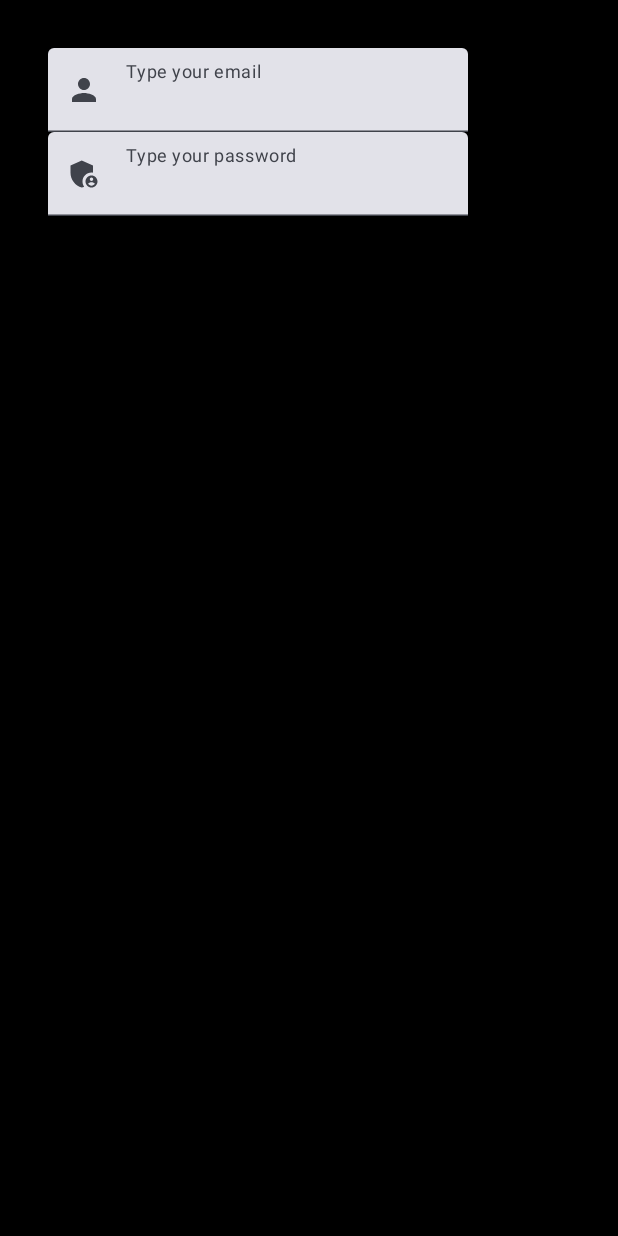
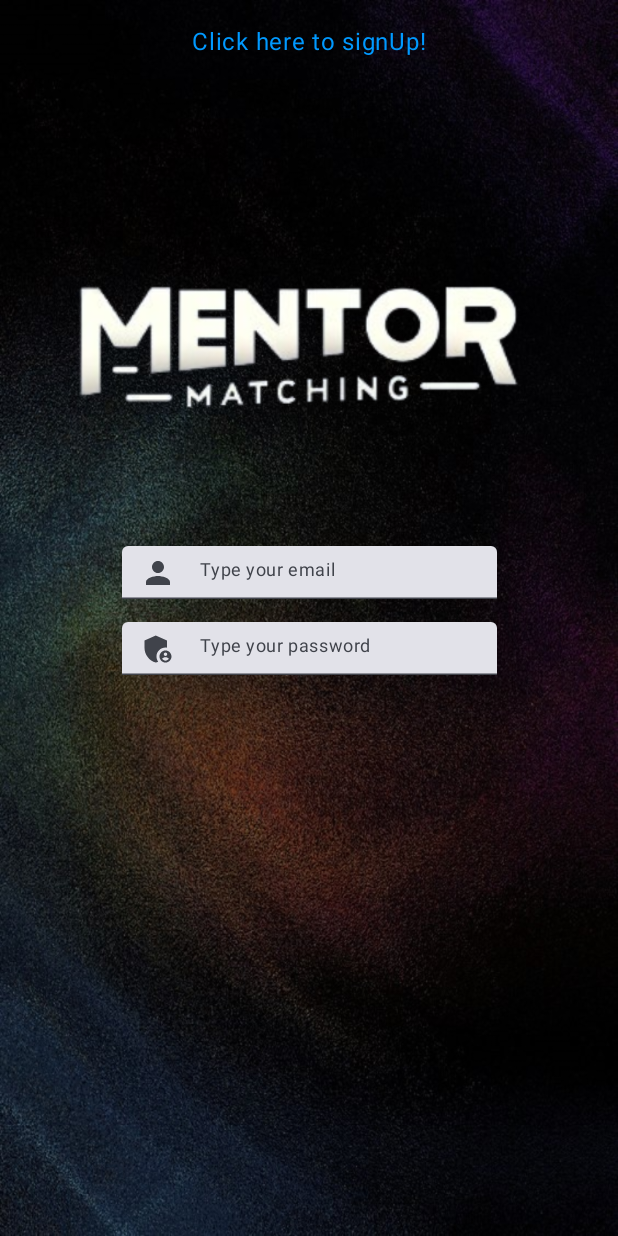
Before and after one commit to Emersonl33/MentorMatching, an Android app built with Jetpack Compose: the screen it shows after launch (MainActivity), on a phone screen of 412 x 824 dp. Run offline under Robolectric (Android 15) with nearby library versions, the phone set to English and light mode, and no system bars.

Commit message:
2screens1.0

```diff
--- a/app/build.gradle.kts
+++ b/app/build.gradle.kts
@@ -58,7 +58,8 @@ dependencies {
     implementation(libs.androidx.ui)
     implementation(libs.androidx.ui.graphics)
     implementation(libs.androidx.ui.tooling.preview)
-    implementation(libs.androidx.material3)
+    implementation(libs.androidx.navigation.compose)
+    implementation(libs.androidx.material3.android)
     testImplementation(libs.junit)
     androidTestImplementation(libs.androidx.junit)
     androidTestImplementation(libs.androidx.espresso.core)
--- a/app/src/main/java/com/example/mentormatching/MainActivity.kt
+++ b/app/src/main/java/com/example/mentormatching/MainActivity.kt
@@ -1,21 +1,18 @@
 package com.example.mentormatching
-
+import HomePageScreen
 import android.os.Bundle
 import androidx.activity.ComponentActivity
 import androidx.activity.compose.setContent
-import androidx.compose.foundation.layout.Column
 import androidx.compose.foundation.layout.fillMaxSize
-import androidx.compose.foundation.layout.padding
-import androidx.compose.material3.Icon
+import androidx.compose.material3.MaterialTheme
 import androidx.compose.material3.Surface
-import androidx.compose.material3.Text
-import androidx.compose.material3.TextField
 import androidx.compose.runtime.Composable
 import androidx.compose.ui.Modifier
-import androidx.compose.ui.graphics.Color
-import androidx.compose.ui.res.painterResource
 import androidx.compose.ui.tooling.preview.Preview
-import androidx.compose.ui.unit.dp
+import androidx.navigation.compose.NavHost
+import androidx.navigation.compose.composable
+import androidx.navigation.compose.rememberNavController
+import com.example.mentormatching.screens.SignUpScreen
 import com.example.mentormatching.ui.theme.MentorMatchingTheme
 
 class MainActivity : ComponentActivity() {
@@ -23,55 +20,25 @@ class MainActivity : ComponentActivity() {
         super.onCreate(savedInstanceState)
         setContent {
             MentorMatchingTheme {
-                // A surface container using the 'background' color from the theme
                 Surface(
                     modifier = Modifier.fillMaxSize(),
-                    color = Color.Black
+                    color = MaterialTheme.colorScheme.background
                 ) {
-                    BasicsComponents()
+                    val navController = rememberNavController()
+                    NavHost(
+                        navController = navController,
+                        startDestination = "login"
+                    ) {
+                        composable(route = "login") {
+                            HomePageScreen(navController)
                         }
-
+                        composable(route = "signUp") {
+                            SignUpScreen(navController)
                         }
                     }
-
                 }
-
             }
-    @Composable
-    fun BasicsComponents() {
-        Column(modifier = Modifier.padding(32.dp))
-        {
-            TextField(
-                value = " ", //Usado para Mostrar o texto dentro da cx
-                onValueChange = { }, // Assim que o valor muda a ação é disparada
-                label = {
-                    Text(text = ("Type your email"))
-                },
-                placeholder = {
-                    Text(text = "Login")
-                },
-                leadingIcon = {
-                    Icon(painter = painterResource(id = R.drawable.person_24),
-                        contentDescription = "Ícone de login") //necessário para configurações de acessibilidade
         }
-
-            )
-
-            TextField(
-                value = " ",
-                onValueChange = { },
-                label = {
-                    Text(text = ("Type your password"))
-                },
-                placeholder = {
-                    Text(text = "Password")
-                },
-                leadingIcon = {
-                    Icon(painterResource(id = R.drawable.baseline_admin_panel_settings_24),
-                        contentDescription = "Ícone de password")
-                }
-
-            )
     }
 }
 
@@ -79,6 +46,6 @@ class MainActivity : ComponentActivity() {
         @Composable
         fun GreetingPreview() {
             MentorMatchingTheme {
-            BasicsComponents()
+                HomePageScreen(navController = rememberNavController())
             }
         }
--- /dev/null
+++ b/app/src/main/java/com/example/mentormatching/screens/HomePageScreen.kt
@@ -0,0 +1,132 @@
+
+import androidx.compose.foundation.Image
+import androidx.compose.foundation.clickable
+import androidx.compose.foundation.layout.Arrangement
+import androidx.compose.foundation.layout.Box
+import androidx.compose.foundation.layout.Column
+import androidx.compose.foundation.layout.Spacer
+import androidx.compose.foundation.layout.fillMaxSize
+import androidx.compose.foundation.layout.fillMaxWidth
+import androidx.compose.foundation.layout.height
+import androidx.compose.foundation.layout.padding
+import androidx.compose.foundation.layout.width
+import androidx.compose.material3.Icon
+import androidx.compose.material3.Text
+import androidx.compose.material3.TextField
+import androidx.compose.runtime.Composable
+import androidx.compose.ui.Alignment
+import androidx.compose.ui.Modifier
+import androidx.compose.ui.graphics.Color
+import androidx.compose.ui.layout.ContentScale
+import androidx.compose.ui.res.painterResource
+import androidx.compose.ui.unit.dp
+import androidx.navigation.NavController
+import com.example.mentormatching.R
+
+
+@Composable
+    fun HomePageScreen(navController: NavController) {
+        val imagePainter = painterResource(R.drawable.backgroundmain1)
+        Box(
+            modifier = Modifier.fillMaxSize()
+
+        ) {
+
+            Image(
+                painter = imagePainter,
+                contentDescription = null,
+                modifier = Modifier.fillMaxSize(),
+                contentScale = ContentScale.FillBounds,
+                alignment = Alignment.BottomCenter
+            )
+
+            Column(
+            ) {
+
+                // header
+                Column(
+                    horizontalAlignment = Alignment.CenterHorizontally,
+                    modifier = Modifier
+                        .fillMaxWidth()
+                        .height(450.dp)
+
+                ) {
+                    Image(
+                        painter = painterResource(id = R.drawable.logo),
+                        contentDescription = null,
+                        modifier = Modifier.fillMaxSize()
+                    )
+                }
+            }
+            // Formulário
+            Column(
+                verticalArrangement = Arrangement.Bottom,
+                horizontalAlignment = Alignment.CenterHorizontally,
+                modifier = Modifier
+                    .fillMaxWidth()
+                    .height(450.dp)
+            )
+            {
+
+                TextField(
+                    modifier = Modifier
+                        .width(250.dp)
+                        .height(35.dp),
+
+                    value = " ", //Usado para Mostrar o texto dentro da cx
+                    onValueChange = { }, // Assim que o valor muda a ação é disparada
+                    label = {
+                        Text(text = ("Type your email"))
+                    },
+                    placeholder = {
+                        Text(text = "Login")
+                    },
+                    leadingIcon = {
+                        Icon(
+                            painter = painterResource(id = R.drawable.person_24),
+                            contentDescription = "Ícone de login"
+                        ) //necessário para configurações de acessibilidade
+                    }
+
+                )
+                Spacer(modifier = Modifier.height(15.dp))
+
+                TextField(
+                    modifier = Modifier
+                        .width(250.dp)
+                        .height(35.dp),
+                    value = " ",
+                    onValueChange = { },
+                    label = {
+                        Text(text = ("Type your password"))
+                    },
+                    placeholder = {
+                        Text(text = "Password")
+                    },
+                    leadingIcon = {
+                        Icon(
+                            painterResource(id = R.drawable.baseline_admin_panel_settings_24),
+                            contentDescription = "Ícone de password"
+                        )
+                    }
+
+                )
+            }
+            //SignUp
+            Column(
+                modifier = Modifier
+                    .fillMaxSize()
+                    .padding(vertical = 16.dp),
+                horizontalAlignment = Alignment.CenterHorizontally
+            ) {
+                Text(
+                    text = "Click here to signUp!",
+                    color = Color(0xFF0099FF),
+                    modifier = Modifier.clickable {
+                        navController.navigate("signUp")
+                    }
+                )
+            }
+
+        }
+    }
--- /dev/null
+++ b/app/src/main/java/com/example/mentormatching/screens/SignUpScreen.kt
@@ -0,0 +1,39 @@
+package com.example.mentormatching.screens
+
+import androidx.compose.foundation.Image
+import androidx.compose.foundation.layout.Box
+import androidx.compose.foundation.layout.Column
+import androidx.compose.foundation.layout.fillMaxSize
+import androidx.compose.material3.Text
+import androidx.compose.runtime.Composable
+import androidx.compose.ui.Modifier
+import androidx.compose.ui.graphics.Color
+import androidx.compose.ui.res.painterResource
+import androidx.compose.ui.text.font.FontWeight
+import androidx.compose.ui.unit.sp
+import androidx.navigation.NavController
+import com.example.mentormatching.R
+
+@Composable
+    fun SignUpScreen(navController: NavController) {
+    Box(
+        modifier = Modifier
+            .fillMaxSize(),
+    ) {
+        Image(
+            painter = painterResource(id = R.drawable.backgroundmain),
+            contentDescription = null
+        )
+        Column(
+            modifier = Modifier.fillMaxSize()
+        )
+        {
+            Text(
+                text = "LOGIN",
+                fontSize = 24.sp,
+                fontWeight = FontWeight.Bold,
+                color = Color.White
+            )
+        }
+    }
+}
--- a/gradle/libs.versions.toml
+++ b/gradle/libs.versions.toml
@@ -8,6 +8,8 @@ espressoCore = "3.5.1"
 lifecycleRuntimeKtx = "2.7.0"
 activityCompose = "1.8.2"
 composeBom = "2023.08.00"
+navigationCompose = "2.7.7"
+material3Android = "1.2.1"
 
 [libraries]
 androidx-core-ktx = { group = "androidx.core", name = "core-ktx", version.ref = "coreKtx" }
@@ -24,6 +26,8 @@ androidx-ui-tooling-preview = { group = "androidx.compose.ui", name = "ui-toolin
 androidx-ui-test-manifest = { group = "androidx.compose.ui", name = "ui-test-manifest" }
 androidx-ui-test-junit4 = { group = "androidx.compose.ui", name = "ui-test-junit4" }
 androidx-material3 = { group = "androidx.compose.material3", name = "material3" }
+androidx-navigation-compose = { group = "androidx.navigation", name = "navigation-compose", version.ref = "navigationCompose" }
+androidx-material3-android = { group = "androidx.compose.material3", name = "material3-android", version.ref = "material3Android" }
 
 [plugins]
 androidApplication = { id = "com.android.application", version.ref = "agp" }
```
Also changed, not shown: app/src/main/res/drawable/backgroundmain.jpg (added), app/src/main/res/drawable/backgroundmain1.jpg (added), app/src/main/res/drawable/logo.png (added). Lines whose indentation alone changed are shown as unchanged.
